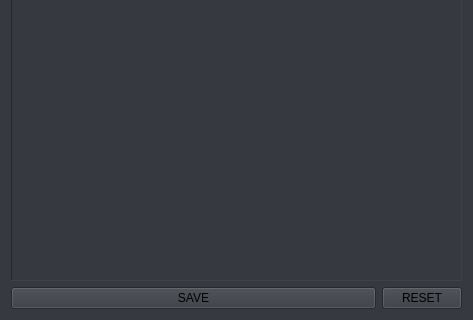
emilemassie/kitsu-connect, file ui/project_settings.ui: the form before one commit; both pictures show x 0 to 473 and y 171 to 491 of the 473 by 491 pixel window.
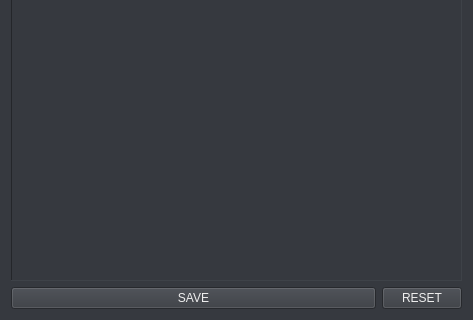
The form after the commit.

Patch:
```diff
--- a/ui/project_settings.ui
+++ b/ui/project_settings.ui
@@ -14,7 +14,9 @@
    <string>PROJECT - SETTINGS</string>
   </property>
   <property name="styleSheet">
-   <string notr="true">selection-background-color: rgb(253, 128, 8);
+   <string notr="true">font: 12pt &quot;Open-Sans&quot;;
+color: #eeeeee;
+selection-background-color: rgb(253, 128, 8);
 background-color: #36393f;</string>
   </property>
   <layout class="QVBoxLayout" name="verticalLayout">
```
